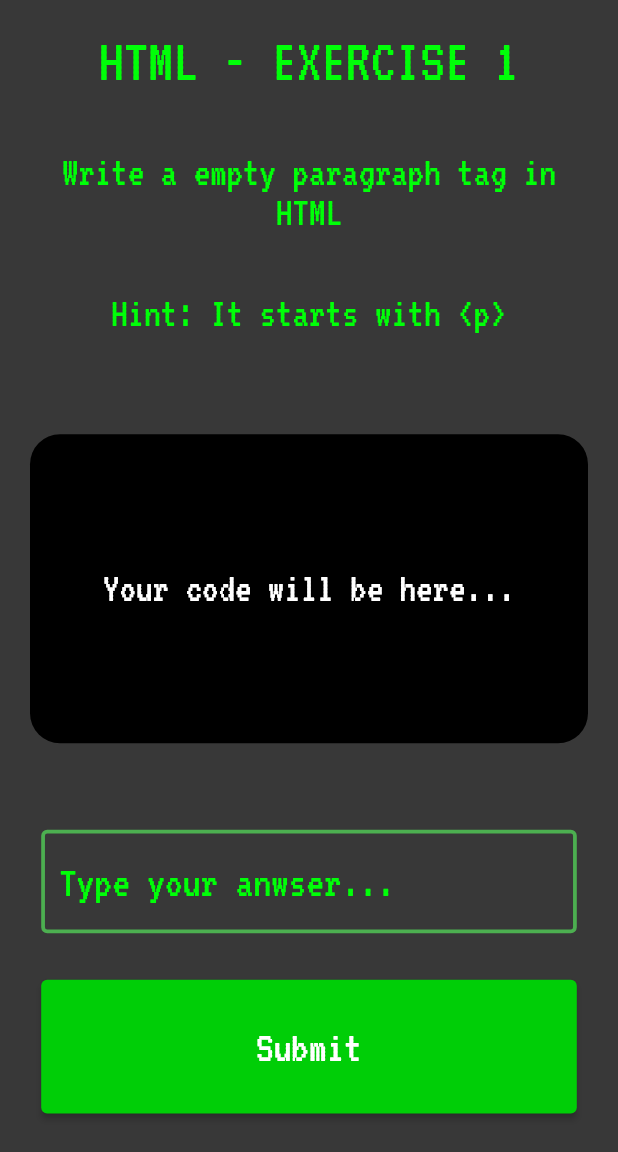
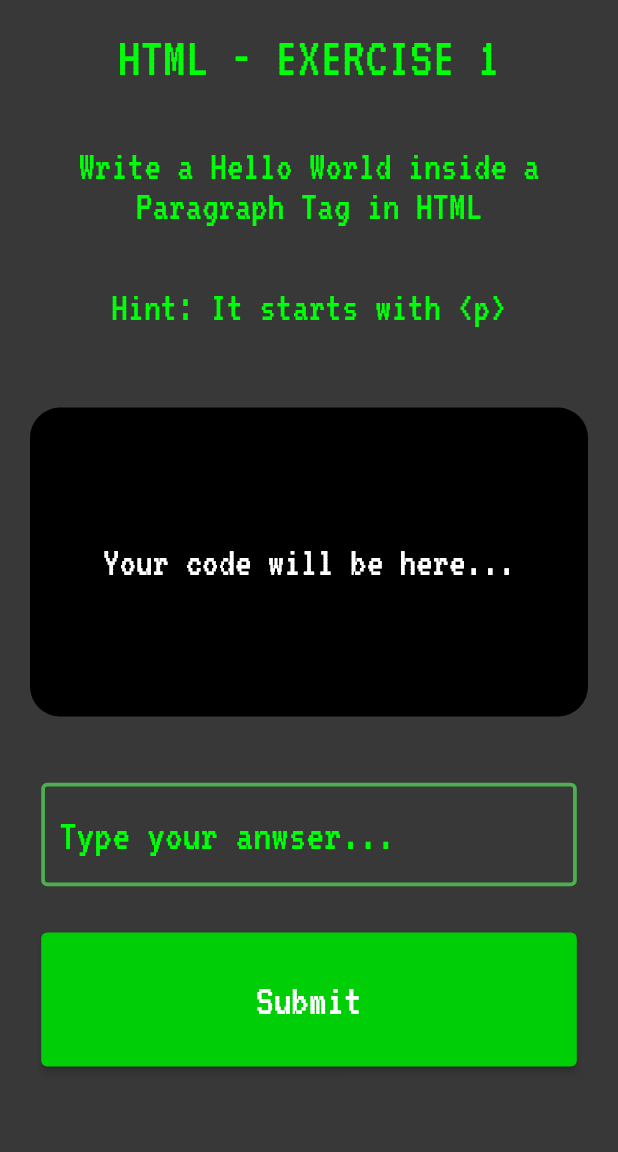
Before and after one commit to RuanEmanuell/progedu, a Flutter app: the ExerciceScreen screen opened directly with empty values, on a phone screen of 412 x 824 dp, the part 84-1236 px from its top. Run offline on Flutter 3.47's test engine with Material 2 defaults, Android fonts, the phone set to English and light mode, and no system bars; our stand-ins replace cloud_firestore, firebase_auth, firebase_core, google_fonts; accounts and stored records are empty; generated files the repository leaves out were written again.

Commit message:
feat: adding exercices to html, css and javascript

```diff
--- a/lib/controller/controller.dart
+++ b/lib/controller/controller.dart
@@ -29,7 +29,7 @@ class Controller extends ChangeNotifier {
       tappable = true;
       correctColorController = Colors.red;
       correctTextController = false;
-      awnserText = "";
+      awnserText = "Your code will be here...";
       notifyListeners();
     });
   }
--- a/lib/models/questions1.dart
+++ b/lib/models/questions1.dart
@@ -176,7 +176,7 @@ Map<String, dynamic> questions = {
     },
     {
       "question": "Which property do we change to increase internal spacing in an element?",
-      "anwsers": ["padding", "margin", "space", "internal-space"],
+      "anwsers": ["padding", "margin", "sp ace", "internal-space"],
       "correct": "padding"
     },
     {
--- a/lib/models/questions2.dart
+++ b/lib/models/questions2.dart
@@ -3,29 +3,114 @@ var quizes2 = ["html", "css", "javascript", "phyton", "flutter"];
 Map<String, dynamic> questions2 = {
   "html": [
     {
-      "question": "Write a empty paragraph tag in HTML",
+      "question": "Write a Hello World inside a Paragraph Tag in HTML",
       "hint": "It starts with <p>",
-      "anwser": "<p></p>",
+      "codebox1": "",
+      "codebox2": "",
+      "anwser": "<p>Hello World</p>",
     },
     {
-      "question": "Write a empty pAAAAAaragraph tag in HTML",
-      "hint": "It starts with <p>",
-      "anwser": "<p></p>",
+      "question": "Write a Button Tag that says 'Click me' in HTML",
+      "hint": "It ends with </button>",
+      "codebox1": "",
+      "codebox2": "",
+      "anwser": "<button>Click me</button>",
+    },
+    {
+      "question": "Write a h1 Tag that says 'Header' in HTML",
+      "hint": "You should start with <h1>",
+      "codebox1": "",
+      "codebox2": "",
+      "anwser": "<h1>Header</h1>",
+    },
+    {
+      "question": "Write a Empty Div Tag in HTML",
+      "hint": "You should end it with </div>",
+      "codebox1": "",
+      "codebox2": "",
+      "anwser": "<div></div>",
+    },
+    {
+      "question": "Write a HyperLink Tag that says 'Go to site' in HTML",
+      "hint": "It starts with <a>",
+      "codebox1": "",
+      "codebox2": "",
+      "anwser": "<a>Go to site</a>",
     },
   ],
   "css": [
     {
-      "question": "Write a empty paragraph tag in HTML",
-      "hint": "It starts with <p>",
-      "anwser": "<p></p>",
-    }
+      "question": "Paint this Button letters Red in CSS",
+      "hint": "You should start with 'color:' ",
+      "codebox1": "button{",
+      "codebox2": "}",
+      "anwser": "color:red",
+    },
+    {
+      "question": "Paint this Div background-color green in CSS",
+      "hint": "You should start with 'background-color:' ",
+      "codebox1": "div{",
+      "codebox2": "}",
+      "anwser": "background-color:green",
+    },
+    {
+      "question": "Change this h1 font-weight to bold in CSS",
+      "hint": "You should start with 'font-weight:' ",
+      "codebox1": "h1{",
+      "codebox2": "}",
+      "anwser": "font-weight:bold",
+    },
+    {
+      "question": "Change this box height to 100px CSS",
+      "hint": "You should start with 'height:' ",
+      "codebox1": "#box{",
+      "codebox2": "}",
+      "anwser": "height:100px",
+    },
+    {
+      "question": "Remove the text-decoration of this li in CSS",
+      "hint": "You should start with 'text-decoration:' ",
+      "codebox1": "li{",
+      "codebox2": "}",
+      "anwser": "text-decoration:none",
+    },
   ],
   "javascript": [
     {
-      "question": "Write a empty paragraph tag in HTML",
-      "hint": "It starts with <p>",
-      "anwser": "<p></p>",
-    }
+      "question": "Define a value of 5 to this var called Number in JavaScript",
+      "hint": "You should start with '=' ",
+      "codebox1": "var number",
+      "codebox2": "",
+      "anwser": "=5",
+    },
+    {
+      "question": "Print the var number value in this function in JavaScript",
+      "hint": "You should start with 'console.log' ",
+      "codebox1": "function(){",
+      "codebox2": "}",
+      "anwser": "console.log(number)",
+    },
+    {
+      "question": "Compare the value of this two variables in JavaScript",
+      "hint": "You should use the equality operator",
+      "codebox1": "number",
+      "codebox2": "number2",
+      "anwser": "==",
+    },
+    {
+      "question": "Create a condition to check if the var number is greater than the var number2",
+      "hint": "You should use the greater operator",
+      "codebox1": "if(",
+      "codebox2": ")",
+      "anwser": "number>number2",
+    },
+    {
+      "question": "Create a for loop for a maximum of 5 in JavaScript",
+      "hint": "You should start with 'for' ",
+      "codebox1": "",
+      "codebox2": "",
+      "anwser": "for(var i=0; i<5; i++)",
+    },
   ],
   "phyton": [
     {
--- a/lib/screens/exercices.dart
+++ b/lib/screens/exercices.dart
@@ -52,7 +52,7 @@ class ExerciceScreen extends StatelessWidget {
                   child: Text("${quizes2[index].toUpperCase()} - EXERCISE ${value.questionCount + 1}",
                       textAlign: TextAlign.center,
                       style: GoogleFonts.vt323(
-                          fontSize: screenWidth / 10, color: const Color.fromARGB(255, 0, 255, 8))),
+                          fontSize: screenWidth / 11, color: const Color.fromARGB(255, 0, 255, 8))),
                 ),
               ),
               Container(
@@ -73,7 +73,7 @@ class ExerciceScreen extends StatelessWidget {
                           fontSize: screenWidth / 15, color: const Color.fromARGB(255, 0, 255, 8))),
                 ),
               ),
-              SizedBox(height: screenHeight / 30),
+              SizedBox(height: screenHeight / 60),
               Container(
                 margin: const EdgeInsets.all(20),
                 height: screenHeight / 4,
@@ -85,15 +85,21 @@ class ExerciceScreen extends StatelessWidget {
                     value.correct
                         ? Text(value.correctTextController ? "You are right!" : "You are wrong!...",
                             style: GoogleFonts.vt323(
-                                fontSize: screenWidth / 15, color: value.correctColorController))
+                                fontSize: screenWidth / 10, color: value.correctColorController))
                         : Container(),
-                    SizedBox(height: value.correct ? screenHeight / 30 : 0),
+                    SizedBox(height: value.correct ? screenHeight / 60 : 0),
                     value.correct
                         ? Text("Your input:",
                             textAlign: TextAlign.center,
                             style: GoogleFonts.vt323(
                                 fontSize: screenWidth / 15, color: value.correctColorController))
-                        : Container(),
+                        : Text(questions2[quizes2[index]][value.questionCount]["codebox1"],
+                            textAlign: TextAlign.center,
+                            style: GoogleFonts.vt323(
+                                fontSize: screenWidth / 15,
+                                color: value.correct
+                                    ? value.correctColorController
+                                    : const Color.fromARGB(255, 166, 255, 0))),
                     Text(value.awnserText,
                         textAlign: TextAlign.center,
                         style: GoogleFonts.vt323(
@@ -105,7 +111,13 @@ class ExerciceScreen extends StatelessWidget {
                             textAlign: TextAlign.center,
                             style: GoogleFonts.vt323(
                                 fontSize: screenWidth / 15, color: value.correctColorController))
-                        : Container(),
+                        : Text(questions2[quizes2[index]][value.questionCount]["codebox2"],
+                            textAlign: TextAlign.center,
+                            style: GoogleFonts.vt323(
+                                fontSize: screenWidth / 15,
+                                color: value.correct
+                                    ? value.correctColorController
+                                    : const Color.fromARGB(255, 166, 255, 0))),
                     value.correct
                         ? Text(questions2[quizes2[index]][value.questionCount]["anwser"],
                             textAlign: TextAlign.center,
@@ -115,7 +127,7 @@ class ExerciceScreen extends StatelessWidget {
                   ],
                 ),
               ),
-              SizedBox(height: screenHeight / 30),
+              SizedBox(height: screenHeight / 60),
               InputWidget(
                 controller: anwserController,
                 value: value,
```
